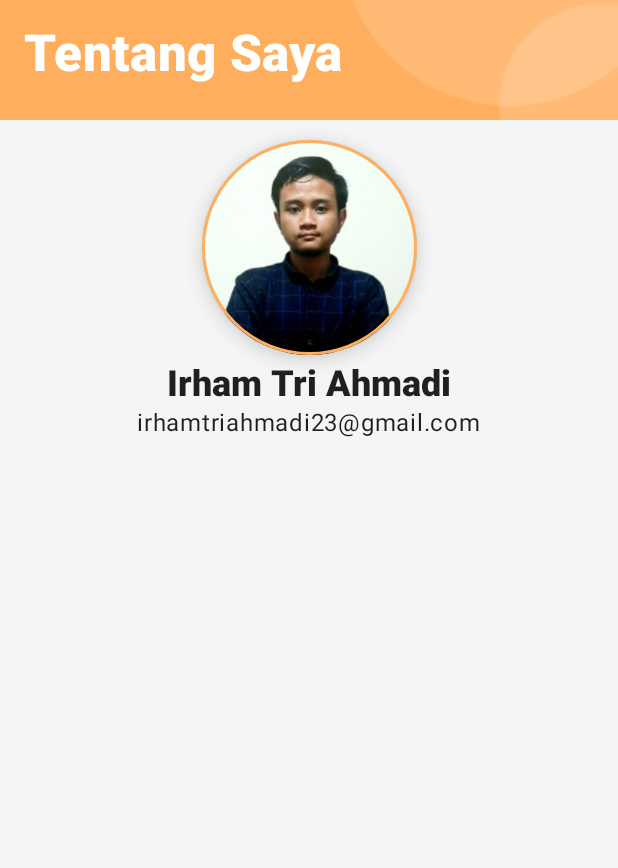
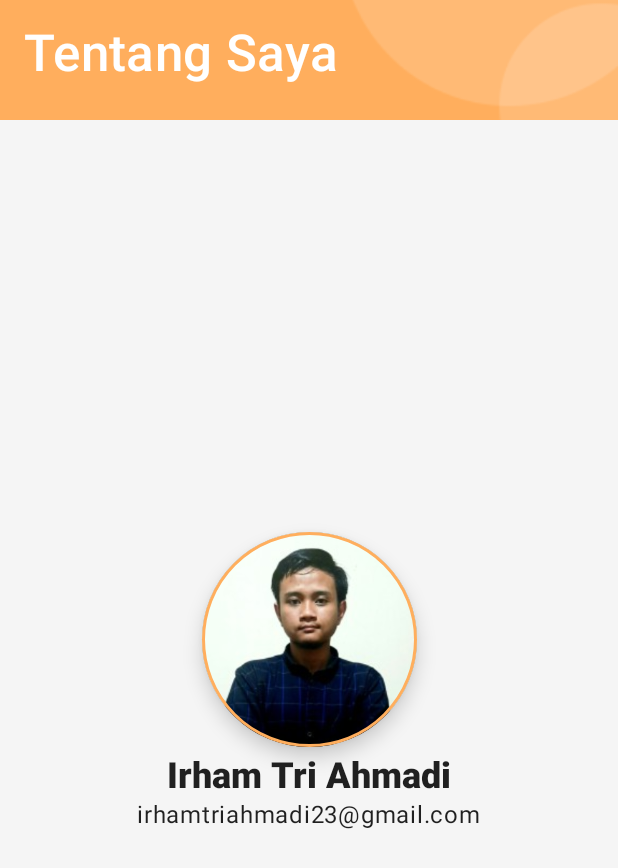
Before and after one commit to irham3/bangun-pc-android, an Android app built with Jetpack Compose: the composable AboutScreen shown on its own in the app's theme, on a phone screen of 412 x 824 dp. Shown: the top 868 px of the screen. Run offline under Robolectric (Android 15) with nearby library versions, the phone set to English and light mode, and no system bars.

Commit message:
Submission - Finish1

```diff
--- a/app/src/main/java/com/kaizen/bangunpc/ui/components/CustomTopBar.kt
+++ b/app/src/main/java/com/kaizen/bangunpc/ui/components/CustomTopBar.kt
@@ -5,7 +5,6 @@ import androidx.compose.foundation.Image
 import androidx.compose.foundation.layout.Arrangement
 import androidx.compose.foundation.layout.Box
 import androidx.compose.foundation.layout.Column
-import androidx.compose.foundation.layout.fillMaxHeight
 import androidx.compose.foundation.layout.fillMaxWidth
 import androidx.compose.foundation.layout.height
 import androidx.compose.foundation.layout.padding
@@ -39,7 +38,6 @@ fun CustomTopBar(
         Column (
             verticalArrangement = Arrangement.Center,
             modifier = modifier
-                .fillMaxHeight()
                 .padding(16.dp)
         ){
             if (content != null) content()
@@ -48,7 +46,7 @@ fun CustomTopBar(
 }
 
 @SuppressLint("UnusedMaterialScaffoldPaddingParameter")
-@Preview()
+@Preview
 @Composable
 fun CustomTopBarPreview() {
     AppTheme {
--- /dev/null
+++ b/app/src/main/java/com/kaizen/bangunpc/ui/components/ScreenTitleText.kt
@@ -0,0 +1,25 @@
+package com.kaizen.bangunpc.ui.components
+
+import androidx.compose.foundation.layout.wrapContentHeight
+import androidx.compose.material.MaterialTheme
+import androidx.compose.material.Text
+import androidx.compose.runtime.Composable
+import androidx.compose.ui.Modifier
+import androidx.compose.ui.graphics.Color
+import androidx.compose.ui.text.font.FontWeight
+import androidx.compose.ui.text.style.TextOverflow
+
+@Composable
+fun ScreenTitleText(
+    title: String
+) {
+    Text(
+        text = title,
+        color = Color.White,
+        modifier = Modifier.wrapContentHeight(),
+        overflow = TextOverflow.Ellipsis,
+        style = MaterialTheme.typography.h4.copy(
+            fontWeight = FontWeight.Medium
+        ),
+    )
+}
--- a/app/src/main/java/com/kaizen/bangunpc/ui/screen/about/AboutScreen.kt
+++ b/app/src/main/java/com/kaizen/bangunpc/ui/screen/about/AboutScreen.kt
@@ -8,9 +8,7 @@ import androidx.compose.foundation.layout.Column
 import androidx.compose.foundation.layout.fillMaxSize
 import androidx.compose.foundation.layout.padding
 import androidx.compose.foundation.layout.size
-import androidx.compose.foundation.rememberScrollState
 import androidx.compose.foundation.shape.CircleShape
-import androidx.compose.foundation.verticalScroll
 import androidx.compose.material.MaterialTheme
 import androidx.compose.material.Scaffold
 import androidx.compose.material.Surface
@@ -18,32 +16,24 @@ import androidx.compose.material.Text
 import androidx.compose.runtime.Composable
 import androidx.compose.ui.Alignment
 import androidx.compose.ui.Modifier
-import androidx.compose.ui.graphics.Color
 import androidx.compose.ui.layout.ContentScale
 import androidx.compose.ui.res.painterResource
 import androidx.compose.ui.res.stringResource
 import androidx.compose.ui.text.font.FontWeight
-import androidx.compose.ui.text.style.TextOverflow
 import androidx.compose.ui.tooling.preview.Preview
 import androidx.compose.ui.unit.dp
 import com.kaizen.bangunpc.R
 import com.kaizen.bangunpc.ui.components.CustomTopBar
+import com.kaizen.bangunpc.ui.components.ScreenTitleText
 import com.kaizen.bangunpc.ui.theme.AppTheme
 import com.kaizen.bangunpc.ui.theme.Orange
 
 @Composable
 fun AboutScreen(modifier: Modifier = Modifier) {
-    Column (modifier = modifier.verticalScroll(rememberScrollState())){
+    Column {
         CustomTopBar(
             content = {
-                Text(
-                    text = stringResource(R.string.about),
-                    color = Color.White,
-                    overflow = TextOverflow.Ellipsis,
-                    style = MaterialTheme.typography.h4.copy(
-                        fontWeight = FontWeight.ExtraBold
-                    ),
-                )
+                ScreenTitleText(title = stringResource(R.string.about))
             }
         )
         Column (
```
Also changed, not shown: app/src/main/java/com/kaizen/bangunpc/ui/components/ProductHighlight.kt (+6 -7 lines), app/src/main/java/com/kaizen/bangunpc/ui/components/SectionText.kt (deleted, +0 -24 lines), app/src/main/java/com/kaizen/bangunpc/ui/screen/catalog/CatalogScreen.kt (+28 -2 lines), app/src/main/java/com/kaizen/bangunpc/ui/screen/home/HomeScreen.kt (+4 -64 lines), app/src/main/res/values/strings.xml (+3 -4 lines).
